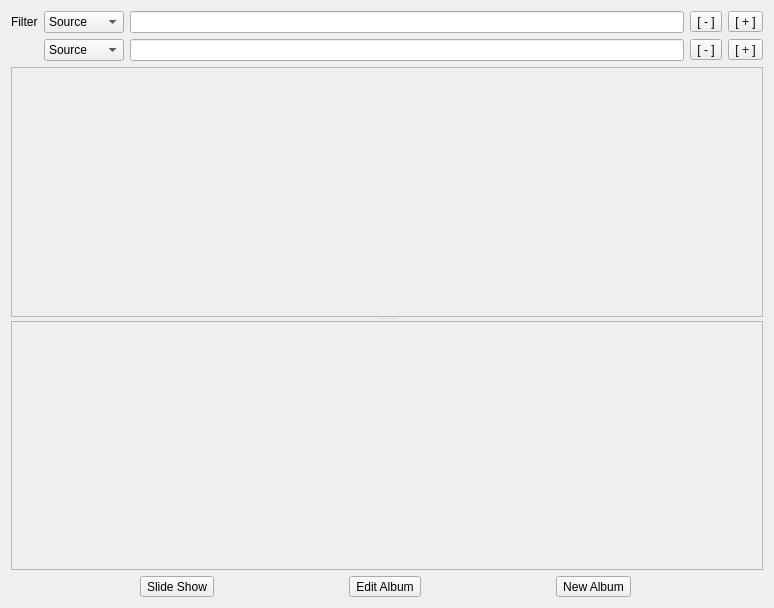
First picture: the form in retroshare-gui/src/gui/PhotoShare/PhotoDialog.ui, repository RetroShare/RetroShare, before the edit.
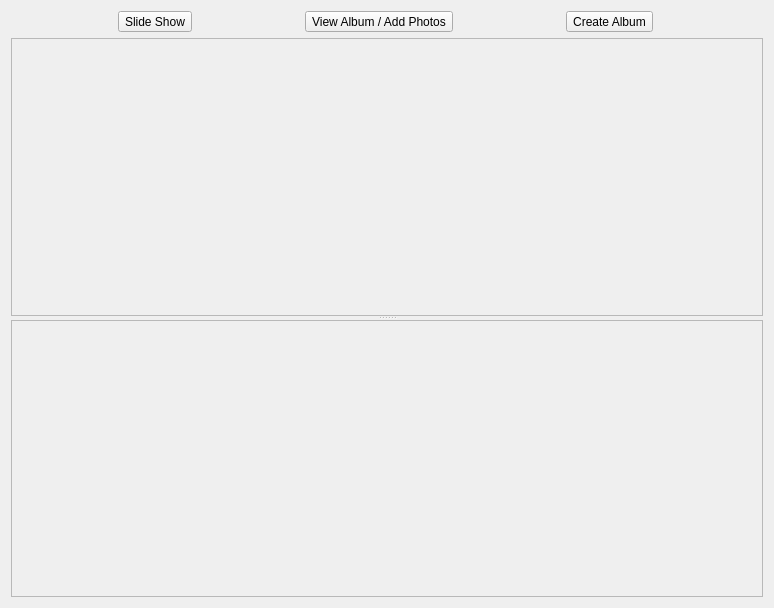
Second picture: the form after the edit.

Diff of the .ui file:
```diff
--- a/retroshare-gui/src/gui/PhotoShare/PhotoDialog.ui
+++ b/retroshare-gui/src/gui/PhotoShare/PhotoDialog.ui
@@ -15,93 +15,27 @@
   </property>
   <layout class="QVBoxLayout" name="verticalLayout">
    <item>
-    <layout class="QGridLayout" name="gridLayout">
-     <item row="0" column="0">
-      <widget class="QLabel" name="label_4">
+    <layout class="QHBoxLayout" name="horizontalLayout_5">
+     <item>
+      <widget class="QToolButton" name="toolButton_SlideShow">
        <property name="text">
-        <string>Filter</string>
+        <string>Slide Show</string>
        </property>
       </widget>
      </item>
-     <item row="0" column="1">
-      <layout class="QHBoxLayout" name="horizontalLayout">
-       <item>
-        <widget class="QComboBox" name="comboBox">
-         <item>
-          <property name="text">
-           <string>Source</string>
-          </property>
-         </item>
-         <item>
-          <property name="text">
-           <string>Category</string>
-          </property>
-         </item>
-         <item>
-          <property name="text">
-           <string>Rating</string>
-          </property>
-         </item>
-        </widget>
-       </item>
-       <item>
-        <widget class="QLineEdit" name="lineEdit"/>
-       </item>
-       <item>
-        <widget class="QToolButton" name="toolButton">
-         <property name="text">
-          <string>[ - ]</string>
-         </property>
-        </widget>
-       </item>
-       <item>
-        <widget class="QToolButton" name="toolButton_2">
-         <property name="text">
-          <string>[ + ]</string>
-         </property>
-        </widget>
-       </item>
-      </layout>
+     <item>
+      <widget class="QToolButton" name="toolButton_ViewAlbum">
+       <property name="text">
+        <string>View Album / Add Photos</string>
+       </property>
+      </widget>
      </item>
-     <item row="1" column="1">
-      <layout class="QHBoxLayout" name="horizontalLayout_4">
-       <item>
-        <widget class="QComboBox" name="comboBox_2">
-         <item>
-          <property name="text">
-           <string>Source</string>
-          </property>
-         </item>
-         <item>
-          <property name="text">
-           <string>Category</string>
-          </property>
-         </item>
-         <item>
-          <property name="text">
-           <string>Rating</string>
-          </property>
-         </item>
-        </widget>
-       </item>
-       <item>
-        <widget class="QLineEdit" name="lineEdit_2"/>
-       </item>
-       <item>
-        <widget class="QToolButton" name="toolButton_3">
-         <property name="text">
-          <string>[ - ]</string>
-         </property>
-        </widget>
-       </item>
-       <item>
-        <widget class="QToolButton" name="toolButton_4">
-         <property name="text">
-          <string>[ + ]</string>
-         </property>
-        </widget>
-       </item>
-      </layout>
+     <item>
+      <widget class="QToolButton" name="toolButton_NewAlbum">
+       <property name="text">
+        <string>Create Album</string>
+       </property>
+      </widget>
      </item>
     </layout>
    </item>
@@ -123,7 +57,7 @@
          <x>0</x>
          <y>0</y>
          <width>754</width>
-         <height>234</height>
+         <height>277</height>
         </rect>
        </property>
        <property name="styleSheet">
@@ -166,7 +100,7 @@
          <x>0</x>
          <y>0</y>
          <width>754</width>
-         <height>233</height>
+         <height>277</height>
         </rect>
        </property>
        <property name="styleSheet">
@@ -191,31 +125,6 @@
      </widget>
     </widget>
    </item>
-   <item>
-    <layout class="QHBoxLayout" name="horizontalLayout_5">
-     <item>
-      <widget class="QToolButton" name="toolButton_SlideShow">
-       <property name="text">
-        <string>Slide Show</string>
-       </property>
-      </widget>
-     </item>
-     <item>
-      <widget class="QToolButton" name="toolButton_EditAlbum">
-       <property name="text">
-        <string>Edit Album</string>
-       </property>
-      </widget>
-     </item>
-     <item>
-      <widget class="QToolButton" name="toolButton_NewAlbum">
-       <property name="text">
-        <string>New Album</string>
-       </property>
-      </widget>
-     </item>
-    </layout>
-   </item>
   </layout>
  </widget>
  <resources>
```
Left out of the diff: 6 changed lines with no effect on the pictures.
